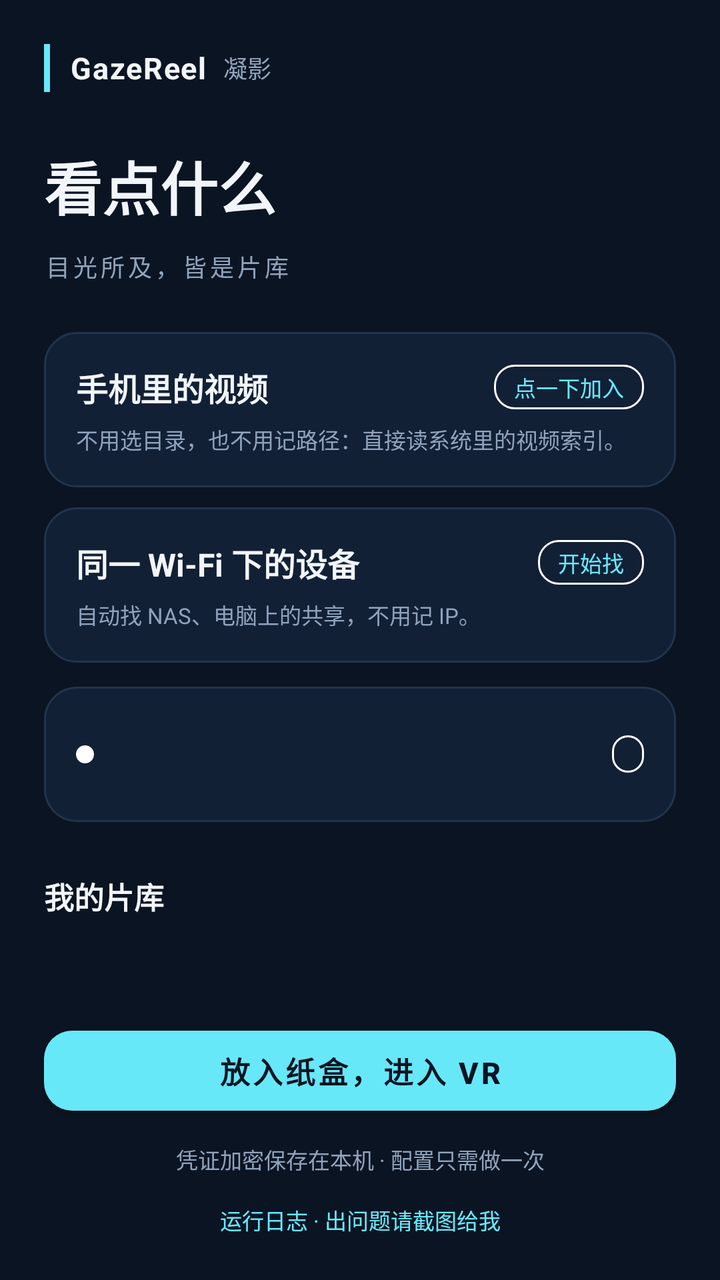
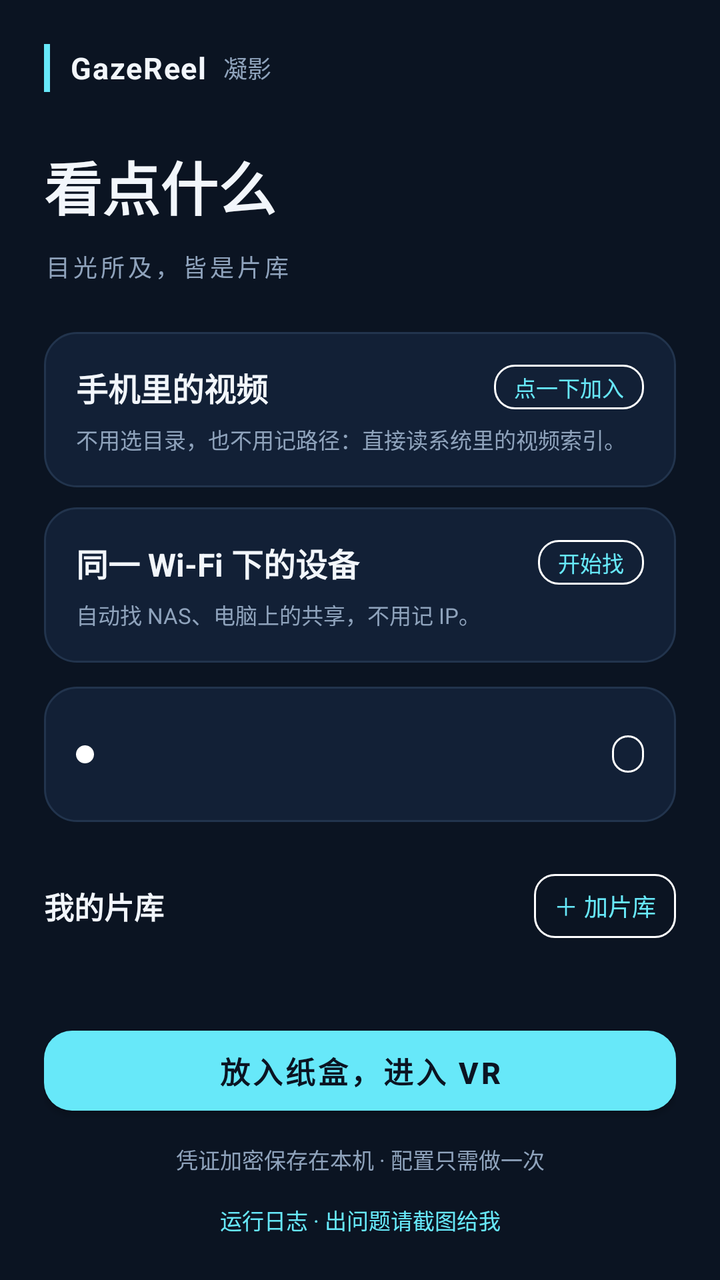

Two renders of the same Android screen: before a commit and after it. Below are the layout's source before the change and the commit's diff.
<!-- AndroidManifest.xml: application theme Theme.GazeReel -->
<!-- res/layout/activity_setup.xml -->
<?xml version="1.0" encoding="utf-8"?>
<LinearLayout xmlns:android="http://schemas.android.com/apk/res/android"
    xmlns:app="http://schemas.android.com/apk/res-auto"
    android:layout_width="match_parent"
    android:layout_height="match_parent"
    android:orientation="vertical"
    android:fitsSystemWindows="true"
    android:background="@color/setup_bg">

    <ScrollView
        android:layout_width="match_parent"
        android:layout_height="0dp"
        android:layout_weight="1"
        android:fillViewport="true"
        android:scrollbars="none">

        <LinearLayout
            android:layout_width="match_parent"
            android:layout_height="wrap_content"
            android:orientation="vertical"
            android:padding="22dp">

            
            <LinearLayout
                android:layout_width="match_parent"
                android:layout_height="wrap_content"
                android:orientation="horizontal"
                android:gravity="center_vertical">

                <View
                    android:layout_width="3dp"
                    android:layout_height="24dp"
                    android:background="@color/brand_cyan" />

                <TextView
                    android:layout_width="wrap_content"
                    android:layout_height="wrap_content"
                    android:layout_marginStart="10dp"
                    android:text="@string/setup_brand"
                    android:textSize="15sp"
                    android:textStyle="bold"
                    android:letterSpacing="0.04"
                    android:textColor="@color/setup_text" />

                <TextView
                    android:layout_width="wrap_content"
                    android:layout_height="wrap_content"
                    android:layout_marginStart="8dp"
                    android:text="@string/setup_brand_cn"
                    android:textSize="12sp"
                    android:textColor="@color/setup_muted" />
            </LinearLayout>

            <TextView
                android:layout_width="wrap_content"
                android:layout_height="wrap_content"
                android:layout_marginTop="26dp"
                android:text="@string/setup_big"
                android:textSize="29sp"
                android:textStyle="bold"
                android:lineSpacingExtra="5dp"
                android:textColor="@color/setup_text" />

            <TextView
                android:layout_width="wrap_content"
                android:layout_height="wrap_content"
                android:layout_marginTop="10dp"
                android:text="@string/setup_kicker"
                android:textSize="12sp"
                android:letterSpacing="0.14"
                android:textColor="@color/setup_muted" />

            
            <LinearLayout
                android:id="@+id/localCard"
                android:layout_width="match_parent"
                android:layout_height="wrap_content"
                android:layout_marginTop="24dp"
                android:orientation="vertical"
                android:background="@drawable/bg_setup_box"
                android:clickable="true"
                android:focusable="true"
                android:foreground="?attr/selectableItemBackground">

                <LinearLayout
                    android:layout_width="match_parent"
                    android:layout_height="wrap_content"
                    android:orientation="horizontal"
                    android:gravity="center_vertical">

                    <TextView
                        android:layout_width="0dp"
                        android:layout_height="wrap_content"
                        android:layout_weight="1"
                        android:text="@string/setup_local_title"
                        android:textSize="16sp"
                        android:textStyle="bold"
                        android:textColor="@color/setup_text" />

                    <TextView
                        android:id="@+id/localChip"
                        android:layout_width="wrap_content"
                        android:layout_height="wrap_content"
                        android:background="@drawable/bg_setup_chip"
                        android:paddingStart="10dp"
                        android:paddingEnd="10dp"
                        android:paddingTop="3dp"
                        android:paddingBottom="3dp"
                        android:text="@string/setup_local_chip"
                        android:textSize="11sp"
                        android:textColor="@color/setup_cyan" />
                </LinearLayout>

                <TextView
                    android:id="@+id/localHint"
                    android:layout_width="match_parent"
                    android:layout_height="wrap_content"
                    android:layout_marginTop="6dp"
                    android:text="@string/setup_local_hint"
                    android:textSize="11sp"
                    android:lineSpacingExtra="2dp"
                    android:textColor="@color/setup_muted" />
            </LinearLayout>

            
            <LinearLayout
                android:id="@+id/lanCard"
                android:layout_width="match_parent"
                android:layout_height="wrap_content"
                android:layout_marginTop="10dp"
                android:orientation="vertical"
                android:background="@drawable/bg_setup_box"
                android:clickable="true"
                android:focusable="true"
                android:foreground="?attr/selectableItemBackground">

                <LinearLayout
                    android:layout_width="match_parent"
                    android:layout_height="wrap_content"
                    android:orientation="horizontal"
                    android:gravity="center_vertical">

                    <TextView
                        android:layout_width="0dp"
                        android:layout_height="wrap_content"
                        android:layout_weight="1"
                        android:text="@string/setup_lan_title"
                        android:textSize="16sp"
                        android:textStyle="bold"
                        android:textColor="@color/setup_text" />

                    <TextView
                        android:id="@+id/lanChip"
                        android:layout_width="wrap_content"
                        android:layout_height="wrap_content"
                        android:background="@drawable/bg_setup_chip"
                        android:paddingStart="10dp"
                        android:paddingEnd="10dp"
                        android:paddingTop="3dp"
                        android:paddingBottom="3dp"
                        android:text="@string/setup_lan_chip"
                        android:textSize="11sp"
                        android:textColor="@color/setup_cyan" />
                </LinearLayout>

                <TextView
                    android:id="@+id/lanHint"
                    android:layout_width="match_parent"
                    android:layout_height="wrap_content"
                    android:layout_marginTop="6dp"
                    android:text="@string/setup_lan_hint"
                    android:textSize="11sp"
                    android:lineSpacingExtra="2dp"
                    android:textColor="@color/setup_muted" />
            </LinearLayout>

            
            <LinearLayout
                android:id="@+id/statusBar"
                android:layout_width="match_parent"
                android:layout_height="wrap_content"
                android:layout_marginTop="12dp"
                android:orientation="horizontal"
                android:gravity="center_vertical"
                android:background="@drawable/bg_setup_box">

                <View
                    android:id="@+id/statusDot"
                    android:layout_width="9dp"
                    android:layout_height="9dp"
                    android:layout_marginEnd="12dp"
                    android:background="@drawable/bg_setup_dot" />

                <LinearLayout
                    android:layout_width="0dp"
                    android:layout_height="wrap_content"
                    android:layout_weight="1"
                    android:orientation="vertical">

                    <TextView
                        android:id="@+id/statusTitle"
                        android:layout_width="match_parent"
                        android:layout_height="wrap_content"
                        android:textSize="14sp"
                        android:textStyle="bold"
                        android:textColor="@color/setup_text" />

                    <TextView
                        android:id="@+id/statusDetail"
                        android:layout_width="match_parent"
                        android:layout_height="wrap_content"
                        android:layout_marginTop="2dp"
                        android:textSize="11sp"
                        android:lineSpacingExtra="2dp"
                        android:textColor="@color/setup_muted" />
                </LinearLayout>

                <TextView
                    android:id="@+id/statusChip"
                    android:layout_width="wrap_content"
                    android:layout_height="wrap_content"
                    android:layout_marginStart="10dp"
                    android:background="@drawable/bg_setup_chip"
                    android:paddingStart="8dp"
                    android:paddingEnd="8dp"
                    android:paddingTop="2dp"
                    android:paddingBottom="2dp"
                    android:textSize="11sp"
                    android:textColor="@color/setup_muted" />
            </LinearLayout>

            
            <LinearLayout
                android:layout_width="match_parent"
                android:layout_height="wrap_content"
                android:layout_marginTop="26dp"
                android:orientation="horizontal"
                android:gravity="center_vertical">

                <TextView
                    android:layout_width="0dp"
                    android:layout_height="wrap_content"
                    android:layout_weight="1"
                    android:text="@string/setup_sources_ready"
                    android:textSize="15sp"
                    android:textStyle="bold"
                    android:textColor="@color/setup_text" />

                <TextView
                    android:id="@+id/sourceCount"
                    android:layout_width="wrap_content"
                    android:layout_height="wrap_content"
                    android:textSize="12sp"
                    android:textColor="@color/setup_muted" />
            </LinearLayout>

            <LinearLayout
                android:id="@+id/sourceList"
                android:layout_width="match_parent"
                android:layout_height="wrap_content"
                android:layout_marginTop="10dp"
                android:orientation="vertical" />

            
            <TextView
                android:id="@+id/manualToggle"
                android:layout_width="match_parent"
                android:layout_height="wrap_content"
                android:layout_marginTop="22dp"
                android:paddingTop="8dp"
                android:paddingBottom="8dp"
                android:text="@string/setup_manual_toggle"
                android:textSize="12sp"
                android:textColor="@color/setup_muted"
                android:clickable="true"
                android:focusable="true" />

            <LinearLayout
                android:id="@+id/manualBlock"
                android:layout_width="match_parent"
                android:layout_height="wrap_content"
                android:layout_marginTop="8dp"
                android:orientation="vertical"
                android:visibility="gone"
                android:background="@drawable/bg_setup_box">

                <TextView
                    android:layout_width="wrap_content"
                    android:layout_height="wrap_content"
                    android:text="@string/setup_share_type"
                    android:textSize="11sp"
                    android:letterSpacing="0.08"
                    android:textColor="@color/setup_muted" />

                <Spinner
                    android:id="@+id/shareType"
                    android:layout_width="match_parent"
                    android:layout_height="46dp"
                    android:layout_marginTop="6dp"
                    android:background="@drawable/bg_setup_field"
                    android:popupBackground="@color/setup_card"
                    android:entries="@array/share_types" />

                
                <LinearLayout
                    android:id="@+id/addressBlock"
                    android:layout_width="match_parent"
                    android:layout_height="wrap_content"
                    android:orientation="vertical">

                    <TextView
                        android:layout_width="wrap_content"
                        android:layout_height="wrap_content"
                        android:layout_marginTop="14dp"
                        android:text="@string/setup_address"
                        android:textSize="11sp"
                        android:letterSpacing="0.08"
                        android:textColor="@color/setup_muted" />

                    <EditText
                        android:id="@+id/shareAddress"
                        android:layout_width="match_parent"
                        android:layout_height="46dp"
                        android:layout_marginTop="6dp"
                        android:background="@drawable/bg_setup_field"
                        android:paddingStart="12dp"
                        android:paddingEnd="12dp"
                        android:inputType="textUri"
                        android:textSize="13sp"
                        android:textColor="@color/setup_text"
                        android:textColorHint="@color/setup_muted"
                        android:hint="@string/setup_address_hint"
                        android:singleLine="true"
                        android:importantForAutofill="no" />
                </LinearLayout>

                <TextView
                    android:id="@+id/addressHelp"
                    android:layout_width="match_parent"
                    android:layout_height="wrap_content"
                    android:layout_marginTop="7dp"
                    android:text="@string/setup_address_help"
                    android:textSize="11sp"
                    android:lineSpacingExtra="2dp"
                    android:textColor="@color/setup_muted" />

                <CheckBox
                    android:id="@+id/scanNoSubfolders"
                    android:layout_width="match_parent"
                    android:layout_height="wrap_content"
                    android:layout_marginTop="10dp"
                    android:checked="false"
                    android:buttonTint="@color/setup_cyan"
                    android:text="@string/setup_no_subfolders"
                    android:textSize="13sp"
                    android:textColor="@color/setup_text" />

                <LinearLayout
                    android:layout_width="match_parent"
                    android:layout_height="wrap_content"
                    android:layout_marginTop="14dp"
                    android:orientation="horizontal"
                    android:baselineAligned="false">

                    <LinearLayout
                        android:layout_width="0dp"
                        android:layout_height="wrap_content"
                        android:layout_weight="1"
                        android:orientation="vertical"
                        android:paddingEnd="5dp">

                        <TextView
                            android:layout_width="wrap_content"
                            android:layout_height="wrap_content"
                            android:text="@string/setup_username"
                            android:textSize="11sp"
                            android:letterSpacing="0.08"
                            android:textColor="@color/setup_muted" />

                        <EditText
                            android:id="@+id/shareUser"
                            android:layout_width="match_parent"
                            android:layout_height="46dp"
                            android:layout_marginTop="6dp"
                            android:background="@drawable/bg_setup_field"
                            android:paddingStart="12dp"
                            android:paddingEnd="12dp"
                            android:textSize="13sp"
                            android:textColor="@color/setup_text"
                            android:textColorHint="@color/setup_muted"
                            android:inputType="text"
                            android:singleLine="true"
                            android:importantForAutofill="no" />
                    </LinearLayout>

                    <LinearLayout
                        android:layout_width="0dp"
                        android:layout_height="wrap_content"
                        android:layout_weight="1"
                        android:orientation="vertical"
                        android:paddingStart="5dp">

                        <TextView
                            android:layout_width="wrap_content"
                            android:layout_height="wrap_content"
                            android:text="@string/setup_password"
                            android:textSize="11sp"
                            android:letterSpacing="0.08"
                            android:textColor="@color/setup_muted" />

                        <EditText
                            android:id="@+id/sharePass"
                            android:layout_width="match_parent"
                            android:layout_height="46dp"
                            android:layout_marginTop="6dp"
                            android:background="@drawable/bg_setup_field"
                            android:paddingStart="12dp"
                            android:paddingEnd="12dp"
                            android:textSize="13sp"
                            android:textColor="@color/setup_text"
                            android:textColorHint="@color/setup_muted"
                            android:inputType="textPassword"
                            android:singleLine="true"
                            android:importantForAutofill="no" />
                    </LinearLayout>
                </LinearLayout>

                <com.google.android.material.button.MaterialButton
                    android:id="@+id/scanButton"
                    android:layout_width="match_parent"
                    android:layout_height="46dp"
                    android:layout_marginTop="18dp"
                    android:text="@string/setup_scan"
                    android:textSize="14sp"
                    android:textColor="@color/setup_cyan"
                    app:cornerRadius="10dp"
                    app:strokeColor="@color/setup_border"
                    app:strokeWidth="1dp"
                    style="@style/Widget.MaterialComponents.Button.OutlinedButton" />
            </LinearLayout>

        </LinearLayout>
    </ScrollView>

    
    <LinearLayout
        android:layout_width="match_parent"
        android:layout_height="wrap_content"
        android:orientation="vertical"
        android:paddingStart="22dp"
        android:paddingEnd="22dp"
        android:paddingTop="12dp"
        android:paddingBottom="20dp"
        android:background="@color/setup_bg">

        <com.google.android.material.button.MaterialButton
            android:id="@+id/enterVrButton"
            android:layout_width="match_parent"
            android:layout_height="52dp"
            android:text="@string/setup_enter"
            android:textSize="15sp"
            android:textStyle="bold"
            android:textColor="@color/setup_deep"
            app:cornerRadius="14dp"
            app:backgroundTint="@color/setup_cyan" />

        <TextView
            android:layout_width="match_parent"
            android:layout_height="wrap_content"
            android:layout_marginTop="10dp"
            android:gravity="center"
            android:text="@string/setup_foot"
            android:textSize="11sp"
            android:textColor="@color/setup_muted" />

        
        <TextView
            android:id="@+id/logEntry"
            android:layout_width="match_parent"
            android:layout_height="wrap_content"
            android:layout_marginTop="8dp"
            android:paddingTop="6dp"
            android:paddingBottom="2dp"
            android:gravity="center"
            android:text="@string/setup_log_entry"
            android:textSize="11sp"
            android:textColor="@color/setup_cyan"
            android:clickable="true"
            android:focusable="true" />
    </LinearLayout>

</LinearLayout>
<!-- resources referenced by this layout -->
<resources>
  <string-array name="share_types">
          <item>Windows / NAS 共享（SMB）</item>
          <item>NAS / 网盘（WebDAV）</item>
          <item>局域网网页目录（HTTP）</item>
          <item>媒体服务器（DLNA）</item>
      </string-array>
  <color name="brand_cyan">#FF67E8F9</color>
  <color name="setup_bg">#FF0B1422</color>
  <color name="setup_border">#FF22344D</color>
  <color name="setup_card">#FF122036</color>
  <color name="setup_cyan">#FF67E8F9</color>
  <color name="setup_deep">#FF0B1422</color>
  <color name="setup_muted">#FF8FA3BC</color>
  <color name="setup_text">#FFF2F6FB</color>
  <!-- drawable bg_setup_box (drawable) -->
  <?xml version="1.0" encoding="utf-8"?>
  <shape xmlns:android="http://schemas.android.com/apk/res/android" android:shape="rectangle">
      <solid android:color="@color/setup_card" />
      <stroke android:width="1dp" android:color="@color/setup_border" />
      <corners android:radius="16dp" />
      <padding android:left="16dp" android:top="16dp" android:right="16dp" android:bottom="16dp" />
  </shape>
  <!-- drawable bg_setup_chip (drawable) -->
  <?xml version="1.0" encoding="utf-8"?>
  <shape xmlns:android="http://schemas.android.com/apk/res/android" android:shape="rectangle">
      <solid android:color="@android:color/transparent" />
      <stroke android:width="1dp" android:color="#FFFFFFFF" />
      <corners android:radius="10dp" />
      <padding android:left="9dp" android:top="3dp" android:right="9dp" android:bottom="3dp" />
  </shape>
  <!-- drawable bg_setup_dot (drawable) -->
  <?xml version="1.0" encoding="utf-8"?>
  <shape xmlns:android="http://schemas.android.com/apk/res/android" android:shape="oval">
      <solid android:color="#FFFFFFFF" />
      <size android:width="9dp" android:height="9dp" />
  </shape>
  <!-- drawable bg_setup_field (drawable) -->
  <?xml version="1.0" encoding="utf-8"?>
  <shape xmlns:android="http://schemas.android.com/apk/res/android" android:shape="rectangle">
      <solid android:color="@color/setup_field" />
      <stroke android:width="1dp" android:color="@color/setup_border" />
      <corners android:radius="10dp" />
      <padding android:left="12dp" android:top="10dp" android:right="12dp" android:bottom="10dp" />
  </shape>
  <string name="setup_address">设备地址</string>
  <string name="setup_address_help">不用写协议头、斜杠和文件夹名；连接成功后从列表里点选即可。</string>
  <string name="setup_address_hint">例如 192.168.1.10 或 192.168.1.10:8080</string>
  <string name="setup_big">看点什么</string>
  <string name="setup_brand">GazeReel</string>
  <string name="setup_brand_cn">凝影</string>
  <string name="setup_enter">放入纸盒，进入 VR</string>
  <string name="setup_foot">凭证加密保存在本机 · 配置只需做一次</string>
  <string name="setup_kicker">目光所及，皆是片库</string>
  <string name="setup_lan_chip">开始找</string>
  <string name="setup_lan_hint">自动找 NAS、电脑上的共享，不用记 IP。</string>
  <string name="setup_lan_title">同一 Wi-Fi 下的设备</string>
  <string name="setup_local_chip">点一下加入</string>
  <string name="setup_local_hint">不用选目录，也不用记路径：直接读系统里的视频索引。</string>
  <string name="setup_local_title">手机里的视频</string>
  <string name="setup_log_entry">运行日志 · 出问题请截图给我</string>
  <string name="setup_manual_toggle">找不到设备？手动填地址 ▾</string>
  <string name="setup_no_subfolders">不扫描子文件夹（只收当前这一层）</string>
  <string name="setup_password">密码（可留空）</string>
  <string name="setup_scan">连接并选文件夹</string>
  <string name="setup_share_type">类型</string>
  <string name="setup_sources_ready">我的片库</string>
  <string name="setup_username">账号（可留空）</string>
  <color name="setup_field">#FF0E1A2B</color>
  <!-- unchanged entries left out for length: 1 -->
</resources>

<!-- the commit's change to res/layout/activity_setup.xml (unified diff, before → after) -->
@@ -252,6 +252,22 @@
                     android:layout_height="wrap_content"
                     android:textSize="12sp"
                     android:textColor="@color/setup_muted" />
+
+                
+                <TextView
+                    android:id="@+id/sourceAdd"
+                    android:layout_width="wrap_content"
+                    android:layout_height="wrap_content"
+                    android:layout_marginStart="10dp"
+                    android:minWidth="56dp"
+                    android:minHeight="32dp"
+                    android:gravity="center"
+                    android:paddingStart="10dp"
+                    android:paddingEnd="10dp"
+                    android:background="@drawable/bg_setup_chip"
+                    android:text="@string/setup_add_source"
+                    android:textSize="12sp"
+                    android:textColor="@color/setup_cyan" />
             </LinearLayout>
 
             <LinearLayout
<!-- resource entries referenced after the edit -->
@@ -44,6 +44,7 @@
       <corners android:radius="10dp" />
       <padding android:left="12dp" android:top="10dp" android:right="12dp" android:bottom="10dp" />
   </shape>
+  <string name="setup_add_source">＋ 加片库</string>
   <string name="setup_address">设备地址</string>
   <string name="setup_address_help">不用写协议头、斜杠和文件夹名；连接成功后从列表里点选即可。</string>
   <string name="setup_address_hint">例如 192.168.1.10 或 192.168.1.10:8080</string>
@@ -60,7 +61,7 @@
   <string name="setup_local_hint">不用选目录，也不用记路径：直接读系统里的视频索引。</string>
   <string name="setup_local_title">手机里的视频</string>
   <string name="setup_log_entry">运行日志 · 出问题请截图给我</string>
-  <string name="setup_manual_toggle">找不到设备？手动填地址 ▾</string>
+  <string name="setup_manual_toggle">手动填地址 ▾</string>
   <string name="setup_no_subfolders">不扫描子文件夹（只收当前这一层）</string>
   <string name="setup_password">密码（可留空）</string>
   <string name="setup_scan">连接并选文件夹</string>
